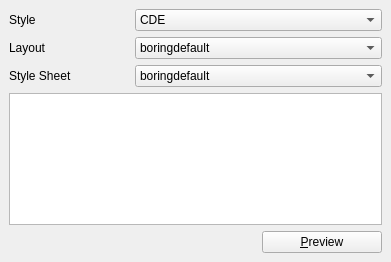
Qt form examples/widgets/stylesheet/forms/stylesheeteditor.ui (arnt/qt-history2) before a commit.
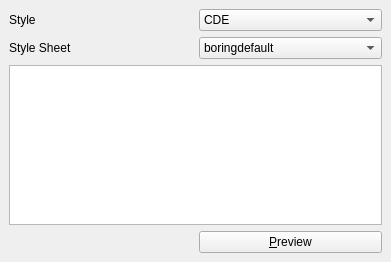
The same form after that commit.

Commit message:
p4i integration Integrate 236009 from 4.2 to main: Fixes:    style sheet example RevBy:    me
[git-p4: depot-paths = "//depot/qt/main/": change = 236010]

Patch:
```diff
--- a/examples/widgets/stylesheet/forms/stylesheeteditor.ui
+++ b/examples/widgets/stylesheet/forms/stylesheeteditor.ui
@@ -19,34 +19,17 @@
    <property name="spacing" >
     <number>6</number>
    </property>
-   <item row="1" column="1" colspan="2" >
-    <widget class="QComboBox" name="layoutCombo" >
-     <item>
-      <property name="text" >
-       <string>boringdefault</string>
-      </property>
-     </item>
-     <item>
-      <property name="text" >
-       <string>waterfall</string>
-      </property>
-     </item>
-    </widget>
-   </item>
-   <item row="1" column="0" >
-    <widget class="QLabel" name="layoutLabel" >
+   <item row="3" column="1" >
+    <widget class="QPushButton" name="previewButton" >
      <property name="text" >
-      <string>Layout</string>
-     </property>
-     <property name="textFormat" >
-      <enum>Qt::RichText</enum>
-     </property>
-     <property name="wordWrap" >
-      <bool>true</bool>
+      <string>&amp;Preview</string>
      </property>
     </widget>
    </item>
-   <item row="2" column="1" colspan="2" >
+   <item row="2" column="0" colspan="2" >
+    <widget class="QTextEdit" name="styleTextEdit" />
+   </item>
+   <item row="1" column="1" >
     <widget class="QComboBox" name="styleSheetCombo" >
      <item>
       <property name="text" >
@@ -60,7 +43,7 @@
      </item>
     </widget>
    </item>
-   <item row="2" column="0" >
+   <item row="1" column="0" >
     <widget class="QLabel" name="label_8" >
      <property name="text" >
       <string>&lt;nobr>Style Sheet&lt;/nobr></string>
@@ -73,16 +56,6 @@
      </property>
     </widget>
    </item>
-   <item row="3" column="0" colspan="3" >
-    <widget class="QTextEdit" name="styleTextEdit" />
-   </item>
-   <item row="4" column="2" >
-    <widget class="QPushButton" name="previewButton" >
-     <property name="text" >
-      <string>&amp;Preview</string>
-     </property>
-    </widget>
-   </item>
    <item row="0" column="0" >
     <widget class="QLabel" name="label_7" >
      <property name="text" >
@@ -96,7 +69,7 @@
      </property>
     </widget>
    </item>
-   <item row="0" column="1" colspan="2" >
+   <item row="0" column="1" >
     <widget class="QComboBox" name="styleCombo" >
      <item>
       <property name="text" >
```
Left out of the diff: 5 changed lines with no effect on the pictures. The commit also changes 7 other files.
